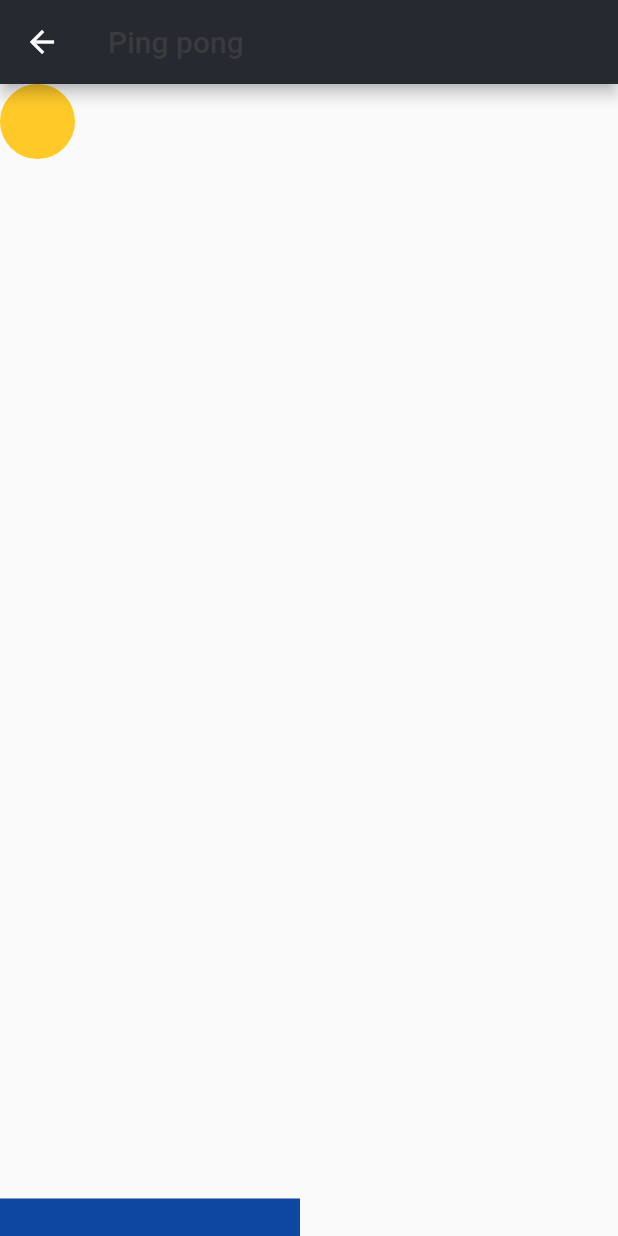
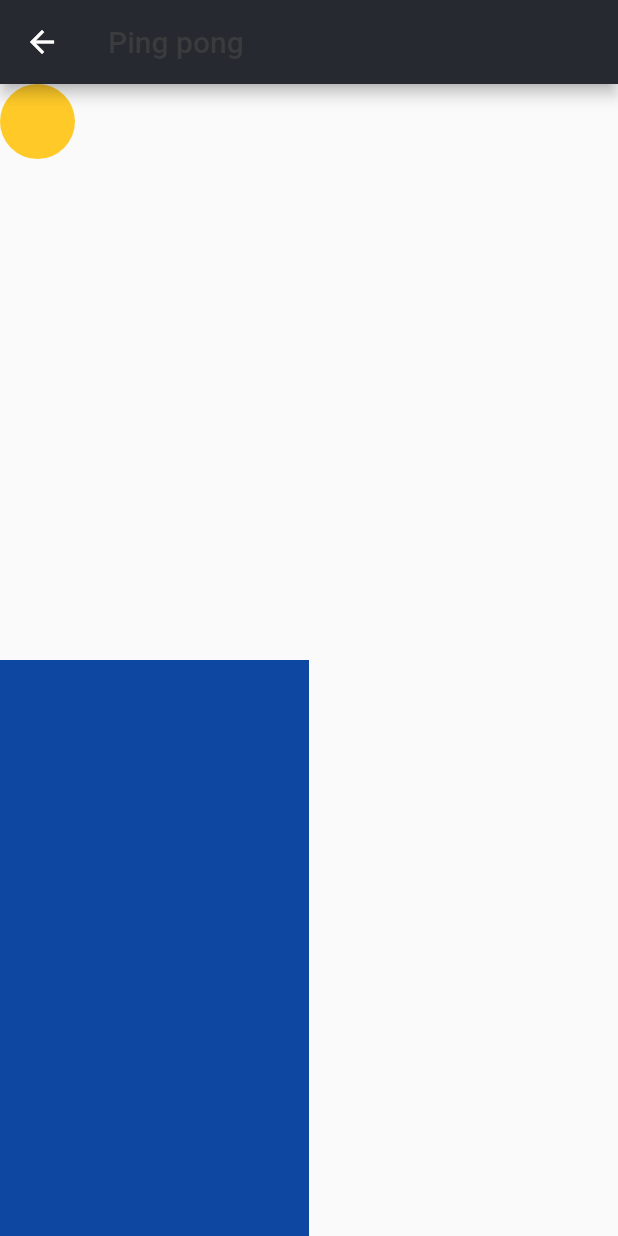
Before and after one commit to canhtoanptit/merchant, a Flutter app: the PingPongPage screen opened by its route, on a phone screen of 412 x 824 dp. Run offline on Flutter 3.47's test engine with Material 2 defaults, Android fonts, the phone set to English and light mode, and no system bars; our stand-ins replace percent_indicator, shared_preferences; accounts and stored records are empty; network calls fail; project files that could hold a hidden picture were left out.

Commit message:
update ui

```diff
--- a/lib/pages/ping_pong_page.dart
+++ b/lib/pages/ping_pong_page.dart
@@ -22,11 +22,35 @@ class PingPong extends StatefulWidget {
   }
 }
 
-class _PingPongState extends State<PingPong> {
+class _PingPongState extends State<PingPong>
+    with SingleTickerProviderStateMixin {
+  double width;
+  double height;
+  double posX = 0;
+  double posY = 0;
+  double batWidth = 0;
+  double batHeight = 0;
+  double batPosition = 0;
+  Animation<double> animation;
+  AnimationController controller;
+
+  @override
+  void initState() {
+    posX = 0;
+    posY = 0;
+    controller =
+        AnimationController(duration: const Duration(seconds: 3), vsync: this);
+    super.initState();
+  }
+
   @override
   Widget build(BuildContext context) {
     return LayoutBuilder(
       builder: (BuildContext context, BoxConstraints constraints) {
+        height = constraints.maxHeight;
+        width = constraints.maxWidth;
+        batWidth = width / 2;
+        batHeight = height / 2;
         return Stack(
           children: <Widget>[
             Positioned(
@@ -35,7 +59,7 @@ class _PingPongState extends State<PingPong> {
             ),
             Positioned(
               bottom: 0,
-              child: Bat(200, 25),
+              child: Bat(batWidth, batHeight),
             )
           ],
         );
```
